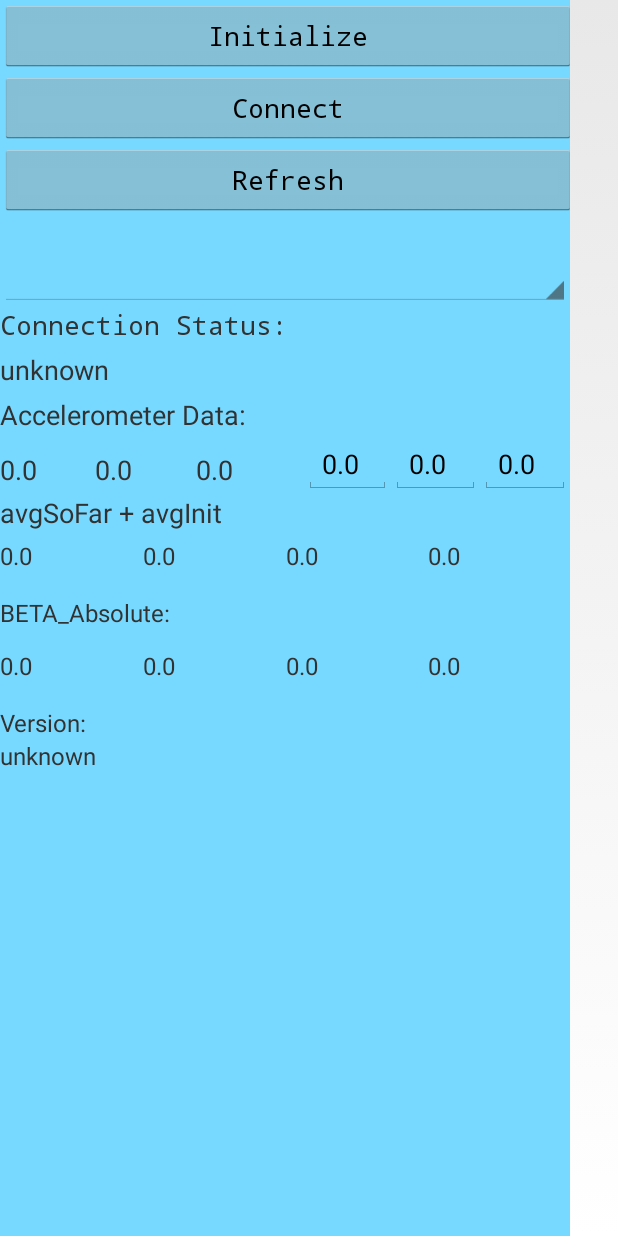
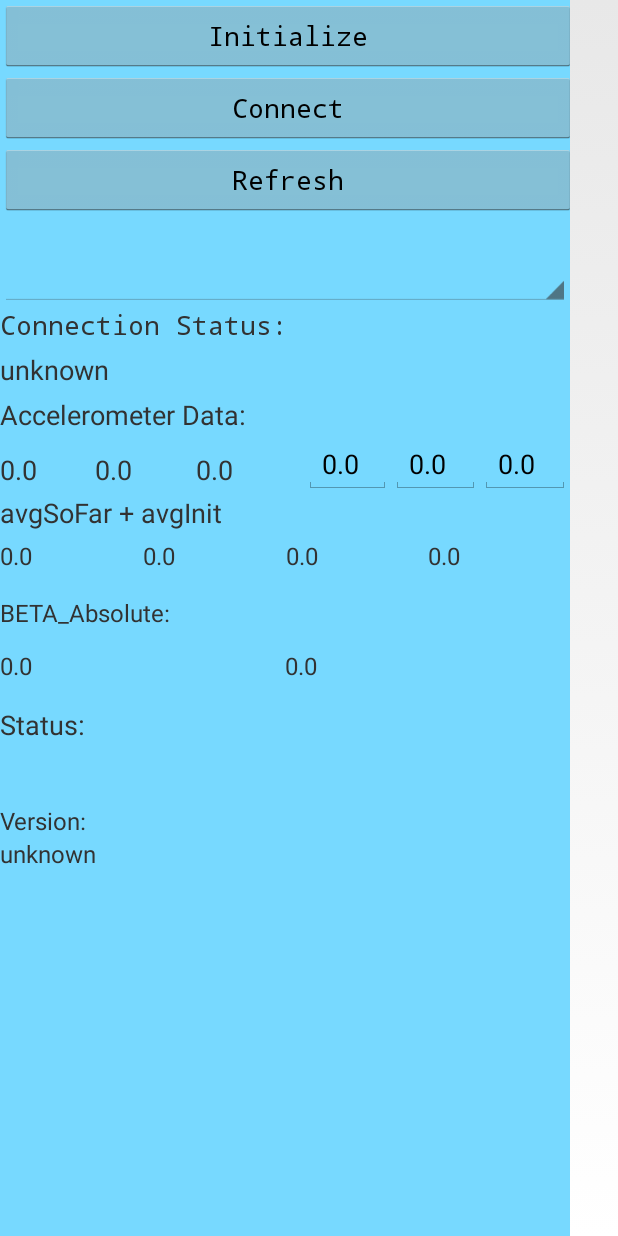
Before and after one commit to dliuproduction/Safe.ly, an Android app: the screen it shows after launch (MainActivity), on a phone screen of 412 x 824 dp. Run offline under Robolectric (Android 15) with nearby library versions, the light colour scheme and no system bars; 2 statements that could not run were skipped.

Commit message:
2.0 - Dennis

```diff
--- a/app/src/main/java/com/interaxon/test/libmuse/MainActivity.java
+++ b/app/src/main/java/com/interaxon/test/libmuse/MainActivity.java
@@ -275,9 +275,12 @@ public class MainActivity extends Activity implements OnClickListener {
                         avgBETASoFar2 = (data.get(Eeg.FP2.ordinal())+
                                 avgBETASoFar2*(numSoFar-2))/numSoFar;
                         numSoFar += 2;
+                        TextView flag = (TextView) findViewById(R.id.flag);
+                        flag.setText("Not Ready");
                         if (initCounter >0){
                             avgBETAInit1 = avgBETASoFar1;
                             avgBETAInit2 = avgBETASoFar2;
+                            flag.setText("Ready");
                             initCounter--;
                         }   else{
                             if (initRefresh2 == 0){
--- a/app/src/main/res/layout/activity_main.xml
+++ b/app/src/main/res/layout/activity_main.xml
@@ -204,22 +204,23 @@
 			android:textSize="16sp"
 			android:text="@string/init_val" />
 
+	</LinearLayout>
+
 	<TextView
-			android:id="@+id/test1"
 		android:layout_width="match_parent"
 		android:layout_height="match_parent"
 		android:layout_weight="1"
-			android:textSize="16sp"
-			android:text="@string/init_val" />
+		android:textSize="18dp"
+		android:text="Status:"
+		android:id="@+id/textView3" />
 
 	<TextView
-			android:id="@+id/test2"
+        android:id="@+id/flag"
         android:layout_width="match_parent"
-			android:layout_height="match_parent"
+        android:layout_height="wrap_content"
         android:layout_weight="1"
-			android:textSize="16sp"
-			android:text="@string/init_val" />
-	</LinearLayout>
+        android:textSize="30dp"
+		android:textColor="#ffff0000" />
 
 	<TextView
 		android:layout_width="match_parent"
```
Also changed, not shown: 21 other files. Lines whose indentation alone changed are shown as unchanged.
